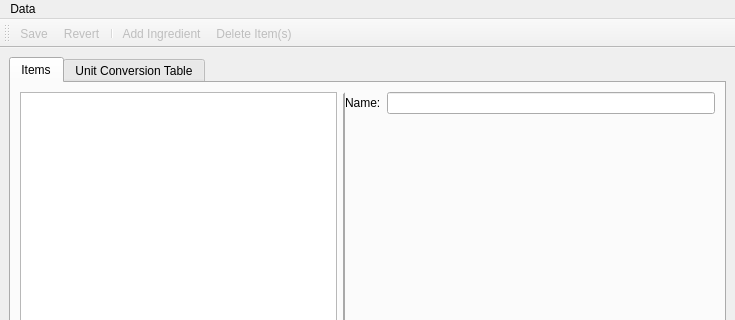
Qt form src/qisit/qt/dataeditor/ui/data_editor.ui (mnowiasz/qisit) before a commit; both pictures show x 0 to 735 and y 0 to 320 of the 735 by 552 pixel window.
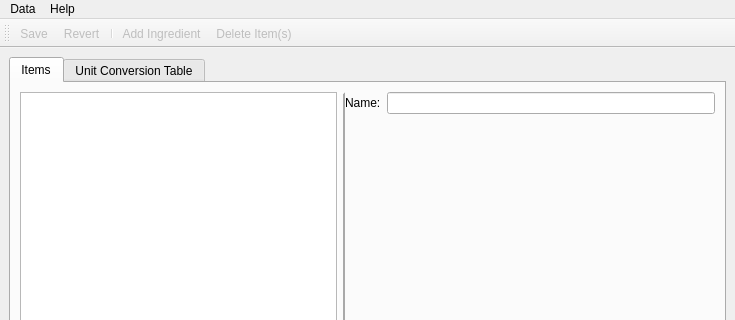
The same form after that commit. Icons and pictures are not drawn.

```diff
--- a/src/qisit/qt/dataeditor/ui/data_editor.ui
+++ b/src/qisit/qt/dataeditor/ui/data_editor.ui
@@ -426,7 +426,13 @@
     <addaction name="actionSave"/>
     <addaction name="actionRevert"/>
    </widget>
+   <widget class="QMenu" name="menuHelp">
+    <property name="title">
+     <string>Help</string>
+    </property>
+   </widget>
    <addaction name="menuData"/>
+   <addaction name="menuHelp"/>
   </widget>
   <widget class="QStatusBar" name="statusbar"/>
   <widget class="QToolBar" name="toolBar">
```
